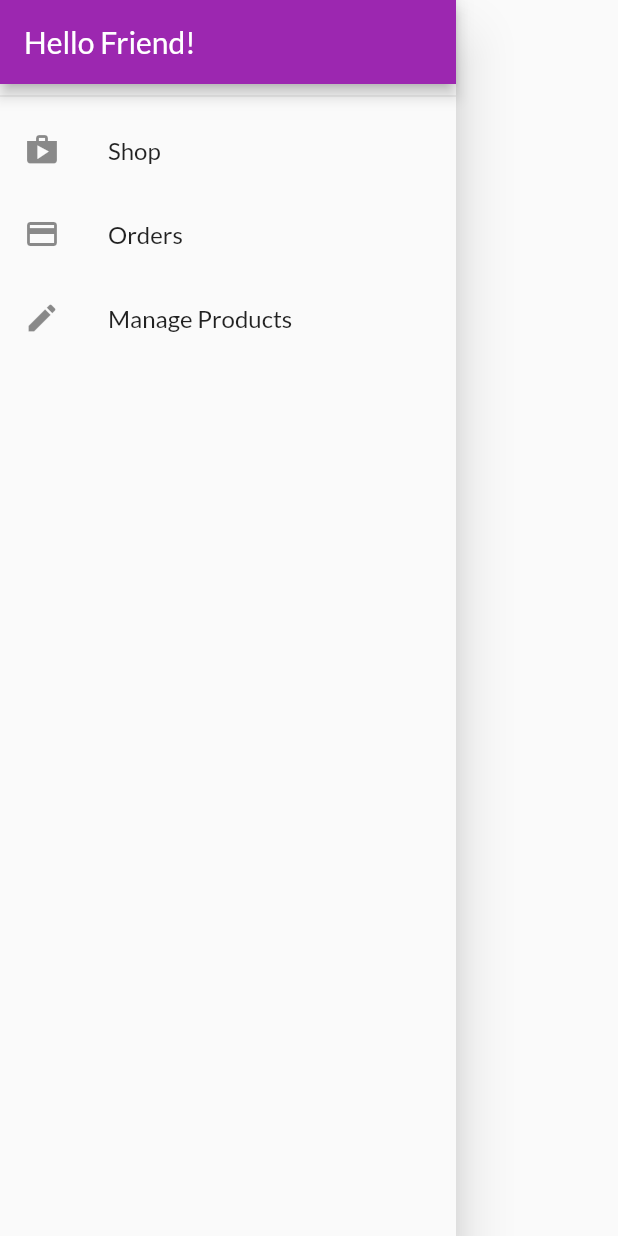
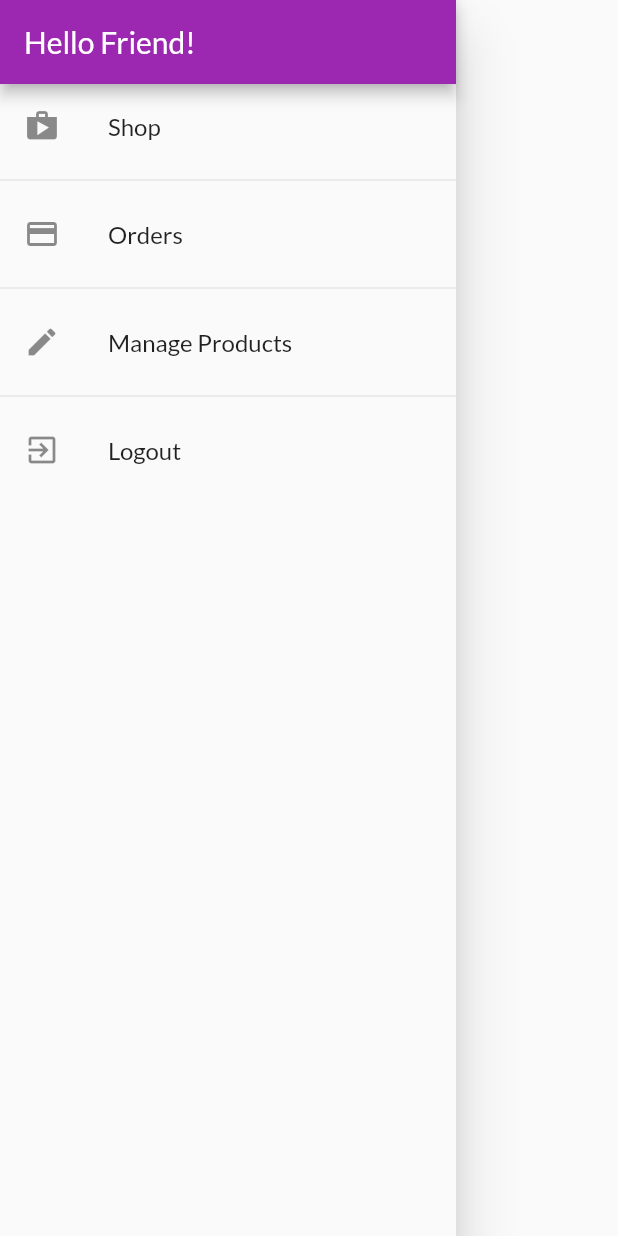
Before and after one commit to ParkSoravee/Flutter_Practice_app4, a Flutter app: the AppDrawer widget shown alone on an empty page, opened directly, on a phone screen of 412 x 824 dp. Run offline on Flutter 3.47's test engine with Material 2 defaults, Android fonts, the phone set to English and light mode, and no system bars; network calls fail.

Commit message:
added logout in drawer

```diff
--- a/lib/widgets/app_drawer.dart
+++ b/lib/widgets/app_drawer.dart
@@ -1,7 +1,10 @@
 import 'package:flutter/material.dart';
+import 'package:provider/provider.dart';
 
 import '../screens/orders_screen.dart';
 import '../screens/user_products_screen.dart';
+import '../screens/auth_screen.dart';
+import '../providers/auth.dart';
 
 class AppDrawer extends StatelessWidget {
   @override
@@ -13,7 +16,6 @@ class AppDrawer extends StatelessWidget {
             title: Text('Hello Friend!'),
             automaticallyImplyLeading: false,
           ),
-          Divider(),
           ListTile(
             leading: Icon(
               Icons.shop,
@@ -23,6 +25,7 @@ class AppDrawer extends StatelessWidget {
               Navigator.of(context).pushReplacementNamed('/');
             },
           ),
+          Divider(),
           ListTile(
             leading: Icon(Icons.payment),
             title: Text('Orders'),
@@ -30,6 +33,7 @@ class AppDrawer extends StatelessWidget {
               Navigator.of(context).pushReplacementNamed(OrdersScreen.routeName);
             },
           ),
+          Divider(),
           ListTile(
             leading: Icon(Icons.edit),
             title: Text('Manage Products'),
@@ -37,6 +41,14 @@ class AppDrawer extends StatelessWidget {
               Navigator.of(context).pushReplacementNamed(UserProductsScreen.routeName);
             },
           ),
+          Divider(),
+          ListTile(
+            leading: Icon(Icons.exit_to_app),
+            title: Text('Logout'),
+            onTap: () {
+              Provider.of<Auth>(context, listen: false).logout();
+            },
+          ),
         ],
       ),
     );
```
Also changed, not shown: lib/providers/auth.dart (+7 -0 lines).
